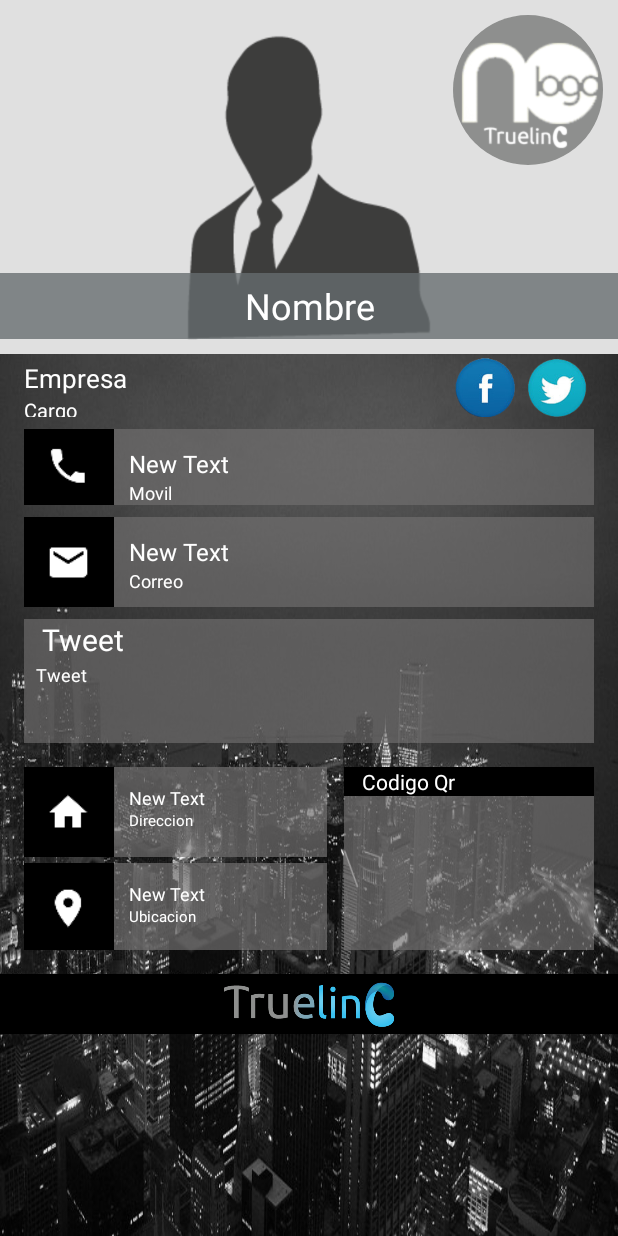
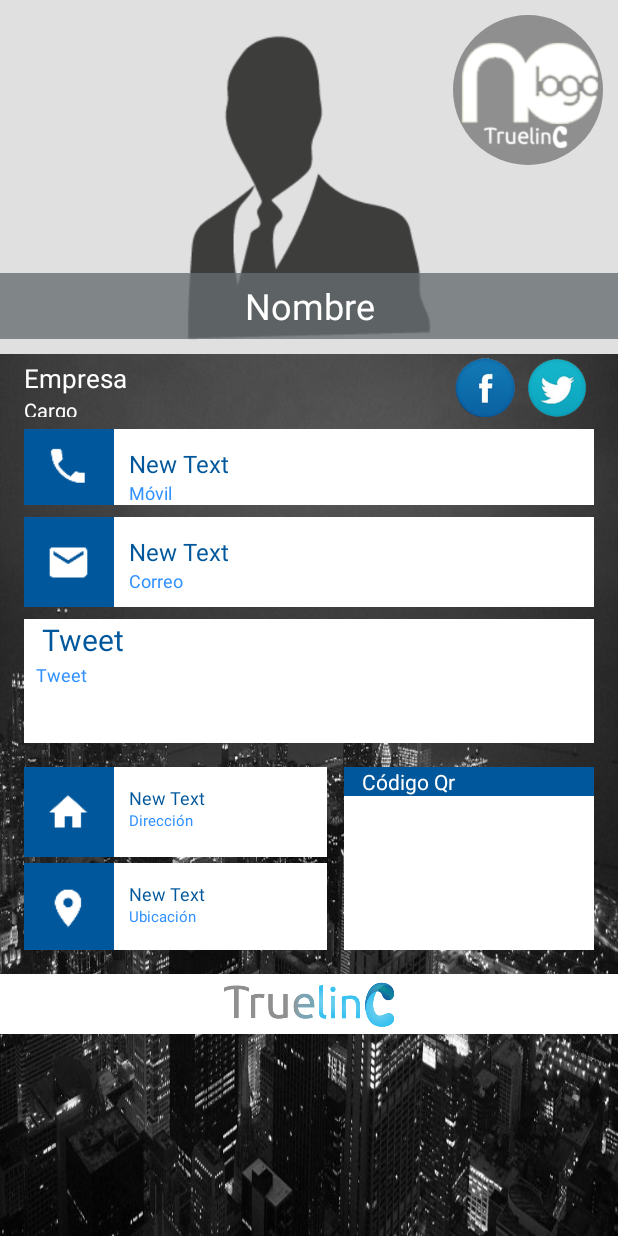
Before and after one commit to bascar2020/truelinc-android, an Android app: the TarjetaActivity screen opened directly, with no data from a screen before it, on a phone screen of 412 x 824 dp. Run offline under Robolectric (Android 15) with nearby library versions, the light colour scheme and no system bars; our stand-ins replace CircleImageView; 15 statements that could not run were skipped.

Commit message:
diseño blanco, tildes, letra azul, bursor azul, barra negra

```diff
--- a/app/src/main/res/drawable/cursor.xml
+++ b/app/src/main/res/drawable/cursor.xml
@@ -1,5 +1,5 @@
 <?xml version="1.0" encoding="utf-8"?>
 <shape xmlns:android="http://schemas.android.com/apk/res/android" >
     <size android:width="1dp" />
-    <solid android:color="#FFFFFF"  />
+    <solid android:color="#01579b"  />
 </shape>
--- a/app/src/main/res/layout/tarjeta.xml
+++ b/app/src/main/res/layout/tarjeta.xml
@@ -127,7 +127,7 @@
                 android:orientation="horizontal"
                 android:layout_width="match_parent"
                 android:layout_height="wrap_content"
-                android:background="#a0737272"
+                android:background="#ffffff"
                 android:weightSum="1"
                 android:layout_marginTop="8dp"
                 android:layout_marginLeft="16dp"
@@ -136,7 +136,7 @@
                 <FrameLayout
                     android:layout_width="60dp"
                     android:layout_height="match_parent"
-                    android:background="#000000">
+                    android:background="#01579b">
 
                     <ImageView
                         android:layout_width="50dp"
@@ -163,17 +163,17 @@
                         android:layout_weight="0.23"
                         android:layout_marginTop="12dp"
                         android:autoLink="phone"
-                        android:textColor="#fff"
-                        android:textColorLink="#fff"
-                        android:textColorHint="#fff"
-                        android:textColorHighlight="#fff" />
+                        android:textColor="#01579b"
+                        android:textColorLink="#01579b"
+                        android:textColorHint="#01579b"
+                        android:textColorHighlight="#01579b" />
 
                     <TextView
                         android:layout_width="135dp"
                         android:layout_height="wrap_content"
-                        android:text="Movil"
+                        android:text="Móvil"
                         android:textSize="12dp"
-                        android:textColor="#fff"
+                        android:textColor="#3191ff"
                         android:id="@+id/textView14"
                         android:layout_weight="0.54" />
                 </LinearLayout>
@@ -187,12 +187,12 @@
                 android:layout_marginRight="16dp"
                 android:layout_marginTop="8dp"
                 android:layout_marginLeft="16dp"
-                android:background="#a0737272">
+                android:background="#fff">
 
                 <FrameLayout
                     android:layout_width="60dp"
                     android:layout_height="60dp"
-                    android:background="#000000">
+                    android:background="#01579b">
 
                     <ImageView
                         android:layout_width="50dp"
@@ -221,17 +221,17 @@
                         android:layout_marginTop="12dp"
                         android:autoLink="email"
                         android:inputType="textEmailAddress"
-                        android:textColor="#fff"
-                        android:textColorHighlight="#fff"
-                        android:textColorHint="#fff"
-                        android:textColorLink="#fff" />
+                        android:textColor="#01579b"
+                        android:textColorHighlight="#01579b"
+                        android:textColorHint="#01579b"
+                        android:textColorLink="#01579b" />
 
                     <TextView
                         android:layout_width="135dp"
                         android:layout_height="wrap_content"
                         android:text="Correo"
                         android:textSize="12dp"
-                        android:textColor="#fff"
+                        android:textColor="#3191ff"
                         android:id="@+id/textView17"
                         android:layout_weight="0.54" />
                 </LinearLayout>
@@ -242,7 +242,7 @@
                 android:orientation="vertical"
                 android:layout_width="match_parent"
                 android:layout_height="wrap_content"
-                android:background="#a0737272"
+                android:background="#ffffff"
                 android:layout_marginLeft="16dp"
                 android:layout_marginRight="16dp"
                 android:layout_marginTop="8dp">
@@ -253,7 +253,7 @@
                     android:text="Tweet"
                     android:id="@+id/textView2"
                     android:textSize="20dp"
-                    android:textColor="#fff"
+                    android:textColor="#01579b"
                     android:layout_marginLeft="12dp" />
 
                 <TextView
@@ -267,7 +267,7 @@
                     android:textSize="12dp"
                     android:layout_marginLeft="8dp"
                     android:layout_marginBottom="2dp"
-                    android:textColor="#fff" />
+                    android:textColor="#3191ff" />
             </LinearLayout>
 
             <LinearLayout
@@ -298,11 +298,11 @@
                             android:layout_height="match_parent"
                             android:layout_marginRight="1dp"
                             android:layout_marginTop="2dp"
-                            android:background="#ad737272">
+                            android:background="#ffffff">
                             <FrameLayout
                                 android:layout_width="60dp"
                                 android:layout_height="60dp"
-                                android:background="#000000">>
+                                android:background="#01579b">>
                                 <ImageView
                                     android:layout_width="50dp"
                                     android:layout_height="50dp"
@@ -328,14 +328,14 @@
                                     android:textSize="12dp"
                                     android:id="@+id/tv_direccion"
                                     android:layout_marginTop="12dp"
-                                    android:textColor="#fff" />
+                                    android:textColor="#01579b" />
 
                                 <TextView
                                     android:layout_width="135dp"
                                     android:layout_height="wrap_content"
-                                    android:text="Direccion"
+                                    android:text="Dirección"
                                     android:textSize="10dp"
-                                    android:textColor="#fff"
+                                    android:textColor="#3191ff"
                                     android:id="@+id/textView19"
                                     android:layout_weight="0.54" />
                             </LinearLayout>
@@ -346,11 +346,11 @@
                             android:layout_height="58dp"
                             android:layout_marginRight="1dp"
                             android:layout_marginTop="4dp"
-                            android:background="#ad737272">
+                            android:background="#fff">
                             <FrameLayout
                                 android:layout_width="60dp"
                                 android:layout_height="60dp"
-                                android:background="#000000">>
+                                android:background="#01579b">>
                                 <ImageView
                                     android:layout_width="50dp"
                                     android:layout_height="50dp"
@@ -376,14 +376,14 @@
                                     android:textSize="12dp"
                                     android:id="@+id/tv_ciudad"
                                     android:layout_marginTop="12dp"
-                                    android:textColor="#fff" />
+                                    android:textColor="#01579b" />
 
                                 <TextView
                                     android:layout_width="135dp"
                                     android:layout_height="wrap_content"
-                                    android:text="Ubicacion"
+                                    android:text="Ubicación"
                                     android:textSize="10dp"
-                                    android:textColor="#fff"
+                                    android:textColor="#3191ff"
                                     android:layout_weight="0.54" />
                             </LinearLayout>
                         </LinearLayout>
@@ -395,7 +395,7 @@
                         android:layout_height="match_parent"
                         android:layout_marginTop="8dp"
                         android:transitionGroup="false"
-                        android:background="#ad737272"
+                        android:background="#ffffff"
                         android:weightSum="1"
                         android:baselineAligned="false"
                         android:layout_marginLeft="10dp">
@@ -403,13 +403,13 @@
                         <LinearLayout
                             android:orientation="horizontal"
                             android:layout_width="match_parent"
-                            android:background="#000000"
+                            android:background="#01579b"
                             android:layout_height="wrap_content">
 
                             <TextView
                                 android:layout_width="wrap_content"
                                 android:layout_height="wrap_content"
-                                android:text="Codigo Qr"
+                                android:text="Código Qr"
                                 android:textColor="#fff"
                                 android:id="@+id/textView"
                                 android:gravity="center"
@@ -438,7 +438,7 @@
                     android:layout_width="match_parent"
                     android:layout_height="match_parent"
                     android:id="@+id/btn_mas"
-                    android:background="#000000"/>
+                    android:background="#fff"/>
             </LinearLayout>
 
             <LinearLayout
@@ -447,7 +447,7 @@
                 android:layout_height="40dp"
                 android:layout_gravity="center_horizontal"
                 android:layout_marginTop="8dp"
-                android:background="#000000">
+                android:background="#fff">
 
                 <ImageView
                     android:layout_width="wrap_content"
--- a/app/src/main/res/values/colors.xml
+++ b/app/src/main/res/values/colors.xml
@@ -17,6 +17,7 @@
 <resources>
 
     <color name="blue">#01579b</color>
+    <color name="negro">#000000</color>
     <color name="white">#fff</color>
     <color name="contents_text">#ff000000</color>
   <color name="encode_view">#ffffffff</color>
--- a/app/src/main/res/values/styles.xml
+++ b/app/src/main/res/values/styles.xml
@@ -11,19 +11,19 @@
         <item name="android:windowActionBar">true</item>
         <item name="android:windowNoTitle">false</item>
         <item name="android:textColorPrimary">@color/white</item>
-        <item name="android:itemBackground">@color/blue</item>
+        <item name="android:itemBackground">@color/negro</item>
         <item name="android:actionBarStyle">@style/ActionBarLight</item>
         <item name="android:popupMenuStyle">@style/ListPopupWindowLight</item>
         <item name="android:icon">@mipmap/ic_launcher</item>
     </style>
 
     <style name="ActionBarLight" parent="android:style/Widget.Holo.Light.ActionBar">
-        <item name="android:background">@color/blue</item>
+        <item name="android:background">@color/negro</item>
     </style>
 
 
     <style name="ListPopupWindowLight" parent="@android:style/Widget.Holo.Light.ListPopupWindow">
-        <item name="android:background">@color/blue</item>
+        <item name="android:background">@color/negro</item>
     </style>
 
 
```
Also changed, not shown: app/src/main/res/layout/activity_cards.xml (+5 -5 lines), app/src/main/res/layout/buscador.xml (+6 -7 lines), app/src/main/res/layout/list_row.xml (+9 -8 lines), 6 other files.
